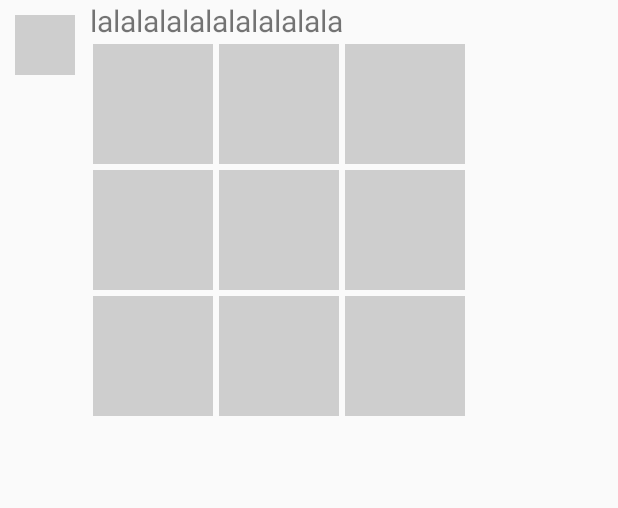
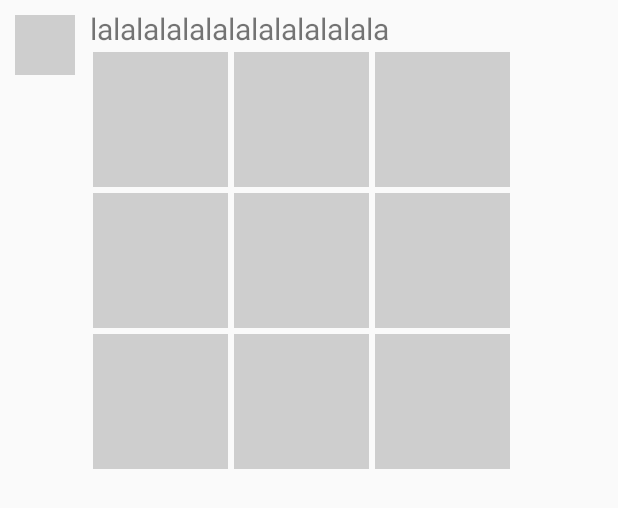
Before and after one commit to 2695483104/Android_Moments, an Android app: the layout single_moment.xml on its own in the app's theme, with its tools: preview values and no code run, on a phone screen of 412 x 824 dp. Shown: the top 508 px of the screen. Run offline under Robolectric (Android 15) with nearby library versions, the phone set to English and light mode, and no system bars.

Commit message:
MultiImage & bug fix

```diff
--- a/app/src/main/res/layout/single_moment.xml
+++ b/app/src/main/res/layout/single_moment.xml
@@ -3,7 +3,8 @@
     android:layout_width="match_parent"
     android:layout_height="match_parent"
     android:orientation="horizontal"
-    android:layout_marginBottom="5dp">
+    android:paddingBottom="10dp"
+    >
     <ImageView
         android:id="@+id/icon"
         android:layout_width="40dp"
@@ -13,61 +14,67 @@
     <LinearLayout
         android:layout_width="match_parent"
         android:layout_height="wrap_content"
-        android:orientation="vertical">
+        android:orientation="vertical"
+        >
         <TextView
             android:id="@+id/momentText"
             android:layout_width="match_parent"
             android:layout_height="wrap_content"
             android:textSize="20dp"
-            android:maxLines="5"
+            android:maxLines="4"
+            android:ellipsize="end"
+            android:layout_marginTop="5dp"
             android:layout_marginEnd="40dp"
-            android:text="lalalalalalalalalalala"/>
+            android:text="lalalalalalalalalalalalala"/>
         <RelativeLayout
             android:layout_width="match_parent"
             android:layout_height="wrap_content">
 
             <ImageView
                 android:id="@+id/image1"
-                android:layout_width="@dimen/moment_image"
-                android:layout_height="@dimen/moment_image"
+                android:layout_width="@dimen/moment_over3_image"
+                android:layout_height="@dimen/moment_over3_image"
                 android:layout_margin="2dp"
                 android:src="#cecece"
+                android:adjustViewBounds="true"
+
                 />
             <ImageView
                 android:id="@+id/image2"
-                android:layout_width="@dimen/moment_image"
-                android:layout_height="@dimen/moment_image"
+                android:layout_width="@dimen/moment_over3_image"
+                android:layout_height="@dimen/moment_over3_image"
                 android:src="#cecece"
                 android:layout_margin="2dp"
-                android:layout_toRightOf="@+id/image1"/>
+                android:layout_toRightOf="@+id/image1"
+                android:adjustViewBounds="true"/>
             <ImageView
                 android:id="@+id/image3"
-                android:layout_width="@dimen/moment_image"
-                android:layout_height="@dimen/moment_image"
+                android:layout_width="@dimen/moment_over3_image"
+                android:layout_height="@dimen/moment_over3_image"
                 android:src="#cecece"
                 android:layout_margin="2dp"
                 android:layout_toRightOf="@id/image2"/>
 
             <ImageView
                 android:id="@+id/image4"
-                android:layout_width="@dimen/moment_image"
-                android:layout_height="@dimen/moment_image"
+                android:layout_width="@dimen/moment_over3_image"
+                android:layout_height="@dimen/moment_over3_image"
                 android:layout_margin="2dp"
                 android:src="#cecece"
                 android:layout_below="@+id/image1"
                 />
             <ImageView
                 android:id="@+id/image5"
-                android:layout_width="@dimen/moment_image"
-                android:layout_height="@dimen/moment_image"
+                android:layout_width="@dimen/moment_over3_image"
+                android:layout_height="@dimen/moment_over3_image"
                 android:src="#cecece"
                 android:layout_margin="2dp"
                 android:layout_below="@+id/image2"
-                android:layout_toRightOf="@+id/image4"/>
+                android:layout_toRightOf="@id/image4"/>
             <ImageView
                 android:id="@+id/image6"
-                android:layout_width="@dimen/moment_image"
-                android:layout_height="@dimen/moment_image"
+                android:layout_width="@dimen/moment_over3_image"
+                android:layout_height="@dimen/moment_over3_image"
                 android:src="#cecece"
                 android:layout_margin="2dp"
                 android:layout_below="@+id/image3"
@@ -75,24 +82,24 @@
 
             <ImageView
                 android:id="@+id/image7"
-                android:layout_width="@dimen/moment_image"
-                android:layout_height="@dimen/moment_image"
+                android:layout_width="@dimen/moment_over3_image"
+                android:layout_height="@dimen/moment_over3_image"
                 android:layout_margin="2dp"
                 android:src="#cecece"
                 android:layout_below="@id/image4"
                 />
             <ImageView
                 android:id="@+id/image8"
-                android:layout_width="@dimen/moment_image"
-                android:layout_height="@dimen/moment_image"
+                android:layout_width="@dimen/moment_over3_image"
+                android:layout_height="@dimen/moment_over3_image"
                 android:src="#cecece"
                 android:layout_margin="2dp"
                 android:layout_below="@id/image5"
                 android:layout_toRightOf="@+id/image7"/>
             <ImageView
                 android:id="@+id/image9"
-                android:layout_width="@dimen/moment_image"
-                android:layout_height="@dimen/moment_image"
+                android:layout_width="@dimen/moment_over3_image"
+                android:layout_height="@dimen/moment_over3_image"
                 android:src="#cecece"
                 android:layout_margin="2dp"
                 android:layout_below="@id/image6"
--- a/app/src/main/res/values/dimens.xml
+++ b/app/src/main/res/values/dimens.xml
@@ -2,5 +2,7 @@
     <dimen name="app_bar_height">180dp</dimen>
     <dimen name="fab_margin">16dp</dimen>
     <dimen name="text_margin">16dp</dimen>
-    <dimen name="moment_image">80dp</dimen>
+    <dimen name="moment_over3_imagemoment_image">80dp</dimen>
+    <dimen name="moment_12_image">150dp</dimen>
+    <dimen name="moment_over3_image">90dp</dimen>
 </resources>
```
Also changed, not shown: app/src/main/java/Model/AsyncTaskImageLoad.java (added, +48 -0 lines), app/src/main/java/Model/MomentAdapter.java (+121 -29 lines).
